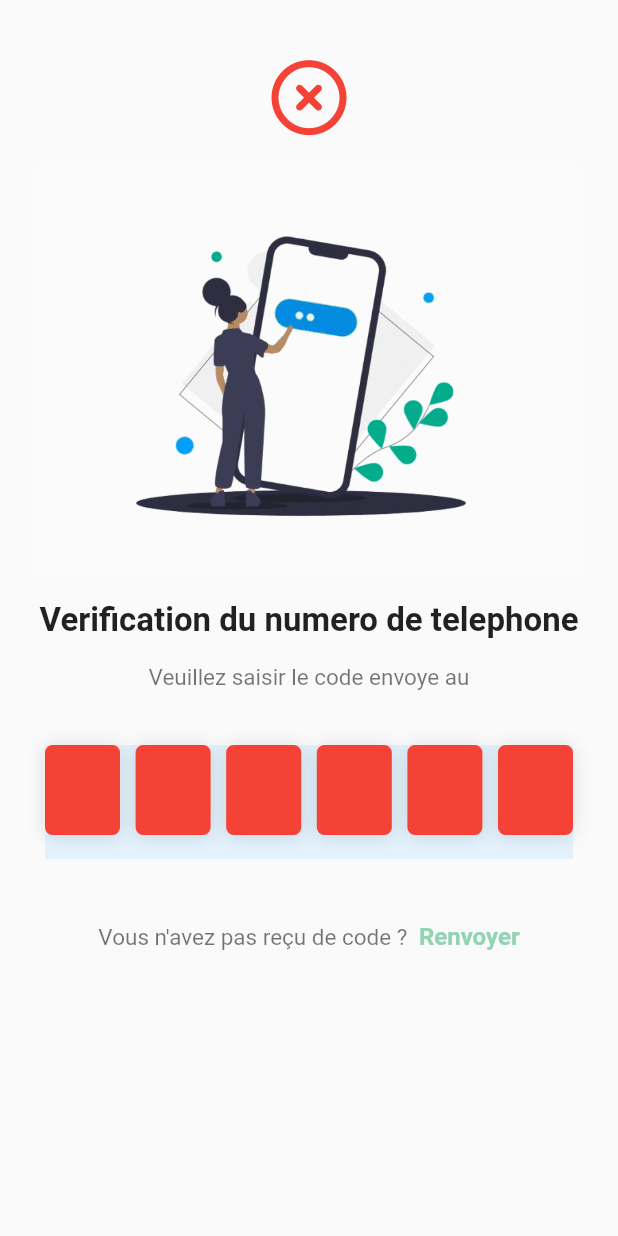
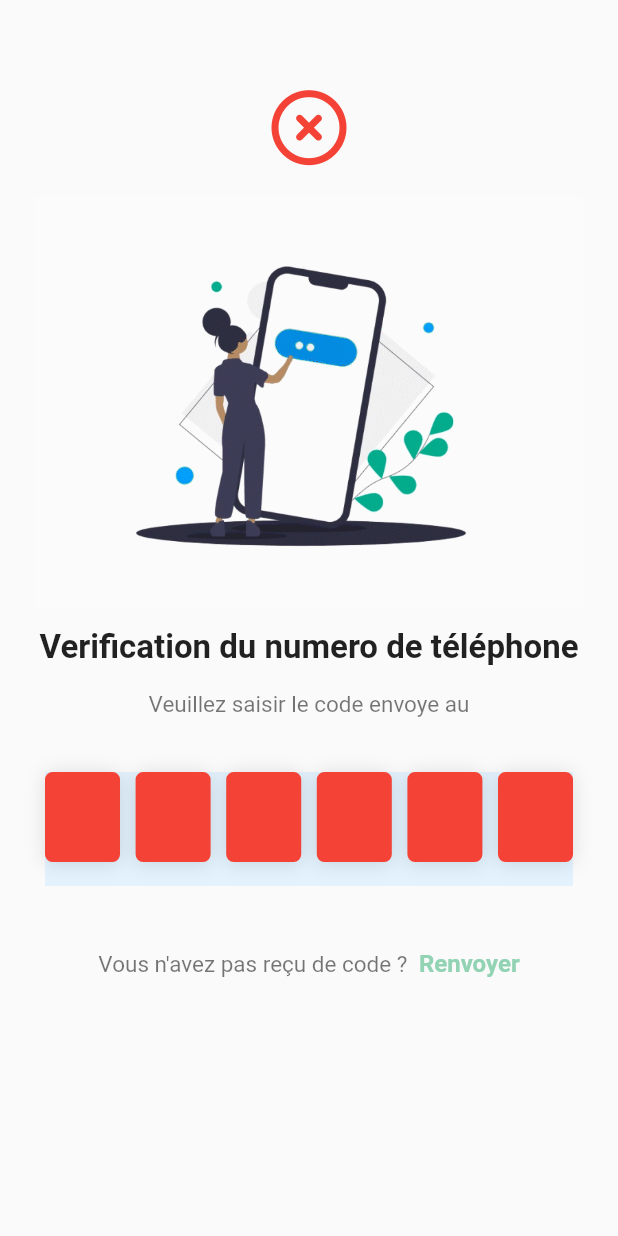
Before and after one commit to BalloIbrahima/ChatHours, a Flutter app: the screen it shows after launch, after a tap on "Envoyer un code", on a phone screen of 412 x 824 dp. Run offline on Flutter 3.47's test engine with Material 2 defaults, Android fonts, the phone set to English and light mode, and no system bars; drawn by our look-alikes of pin_code_fields; our stand-ins replace font_awesome_flutter.

Commit message:
update  home and otp page

```diff
--- a/lib/OtpVerification.dart
+++ b/lib/OtpVerification.dart
@@ -5,6 +5,7 @@ import 'package:flutter/gestures.dart';
 import 'package:flutter/material.dart';
 import 'package:font_awesome_flutter/font_awesome_flutter.dart';
 import 'package:pin_code_fields/pin_code_fields.dart';
+import 'package:talkhours/Acceuil.dart';
 
 class OtpVerificationPage extends StatefulWidget {
   final String numeroTelephone;
@@ -53,12 +54,12 @@ class _OtpVerificationPage extends State<OtpVerificationPage> {
       body: GestureDetector(
         onTap: () {},
         child: SizedBox(
-          height: MediaQuery.of(context).size.height,
+          height: MediaQuery.of(context).size.height * 0.95,
           width: MediaQuery.of(context).size.width,
           child: ListView(
             children: [
               const SizedBox(
-                height: 40,
+                height: 60,
               ),
               Container(
                 alignment: Alignment.center,
@@ -82,11 +83,11 @@ class _OtpVerificationPage extends State<OtpVerificationPage> {
                     borderRadius: BorderRadius.circular(30),
                     child: Image.asset('assets/images/otp.gif')),
               ),
-              const SizedBox(height: 8),
+              const SizedBox(height: 6),
               const Padding(
                 padding: EdgeInsets.symmetric(vertical: 8.0),
                 child: Text(
-                  'Verification du numero de telephone',
+                  'Verification du numero de téléphone',
                   style: TextStyle(fontWeight: FontWeight.bold, fontSize: 22),
                   textAlign: TextAlign.center,
                 ),
@@ -129,7 +130,7 @@ class _OtpVerificationPage extends State<OtpVerificationPage> {
                       obscuringCharacter: '*',
                       animationType: AnimationType.fade,
                       validator: (v) {
-                        if (v!.length < 3) {
+                        if (v!.length < 6) {
                           return "Veuillez renseigner tout le code";
                         } else {
                           return null;
@@ -143,8 +144,8 @@ class _OtpVerificationPage extends State<OtpVerificationPage> {
                         activeFillColor: onError ? Colors.orange : Colors.white,
                       ),
                       cursorColor: Colors.black,
-                      animationDuration: Duration(milliseconds: 300),
-                      textStyle: TextStyle(fontSize: 20, height: 1.6),
+                      animationDuration: const Duration(milliseconds: 300),
+                      textStyle: const TextStyle(fontSize: 20, height: 1.6),
                       backgroundColor: Colors.blue.shade50,
                       enableActiveFill: true,
                       errorAnimationController: errorController,
@@ -159,6 +160,14 @@ class _OtpVerificationPage extends State<OtpVerificationPage> {
                       ],
                       onCompleted: (v) {
                         print("Complet");
+                        Navigator.pushAndRemoveUntil(
+                            context,
+                            MaterialPageRoute(
+                                builder: (BuildContext context) =>
+                                    const AcceuilPage(
+                                      numeroTelephone: '',
+                                    )),
+                            (Route<dynamic> route) => false);
                       },
                       // onTap: () {
                       //   print("Pressed");
@@ -184,7 +193,7 @@ class _OtpVerificationPage extends State<OtpVerificationPage> {
                       ? "*Veuillez remplir correctement tous les champs"
                       : "",
                   style: const TextStyle(
-                      color: Colors.red,
+                      color: Colors.white10,
                       fontSize: 12,
                       fontWeight: FontWeight.w400),
                 ),
--- a/lib/main.dart
+++ b/lib/main.dart
@@ -79,7 +79,7 @@ class _MyHomePageState extends State<MyHomePage> {
         child: Column(children: [
           Container(
             width: MediaQuery.of(context).size.width * 0.7,
-            // height: MediaQuery.of(context).size.width * 1,
+            height: MediaQuery.of(context).size.height,
             margin: const EdgeInsets.only(top: 30),
             child: Column(children: [
               SizedBox(
@@ -104,7 +104,7 @@ class _MyHomePageState extends State<MyHomePage> {
                       height: 30,
                     ),
                     const Text(
-                      'Bienvenue sur TalkHours',
+                      'Bienvenue sur Talk Time',
                       textAlign: TextAlign.center,
                       style:
                           TextStyle(fontWeight: FontWeight.bold, fontSize: 20),
@@ -195,7 +195,7 @@ void _openOtp(context, numero) {
       builder: (BuildContext bc) {
         return Scaffold(
           body: Container(
-            height: MediaQuery.of(context).size.height * .80,
+            height: MediaQuery.of(context).size.height * .95,
             width: MediaQuery.of(context).size.width,
             child: OtpVerificationPage(numeroTelephone: numero),
           ),
```
Also changed, not shown: lib/Acceuil.dart (added, +65 -0 lines), 3 other files.
